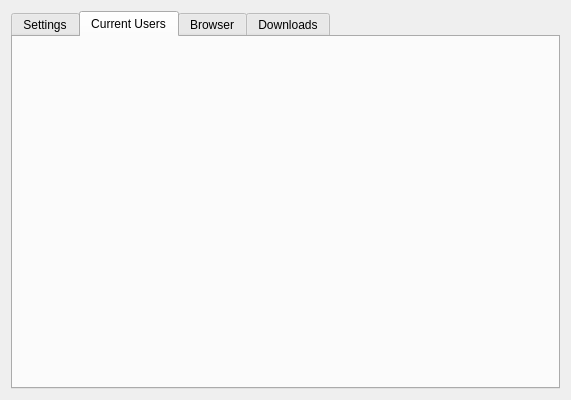
Above: 21Lane/dialog.ui from himanshub16/21Lane before the change. Below: the same form after it.
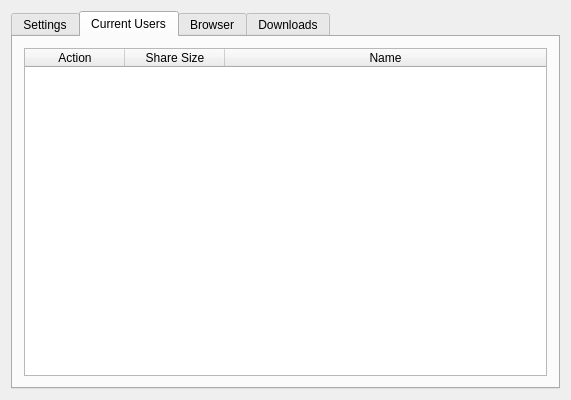
That is the form after the change. The open tabs and pages were chosen to show the change.

Commit message: designed users list ui

Patch:
```diff
--- a/21Lane/dialog.ui
+++ b/21Lane/dialog.ui
@@ -13,7 +13,7 @@
   <property name="windowTitle">
    <string>Dialog</string>
   </property>
-  <layout class="QHBoxLayout" name="horizontalLayout">
+  <layout class="QVBoxLayout" name="verticalLayout_2">
    <item>
     <widget class="QTabWidget" name="tabWidget">
      <property name="currentIndex">
@@ -249,6 +249,30 @@
       <attribute name="title">
        <string>Current Users</string>
       </attribute>
+      <layout class="QHBoxLayout" name="horizontalLayout_5">
+       <item>
+        <widget class="QTableWidget" name="usersTable">
+         <attribute name="horizontalHeaderStretchLastSection">
+          <bool>true</bool>
+         </attribute>
+         <column>
+          <property name="text">
+           <string>Action</string>
+          </property>
+         </column>
+         <column>
+          <property name="text">
+           <string>Share Size</string>
+          </property>
+         </column>
+         <column>
+          <property name="text">
+           <string>Name</string>
+          </property>
+         </column>
+        </widget>
+       </item>
+      </layout>
      </widget>
      <widget class="QWidget" name="browserTab">
       <attribute name="title">
```
Left out of the diff: 2 changed lines with no effect on the pictures.
